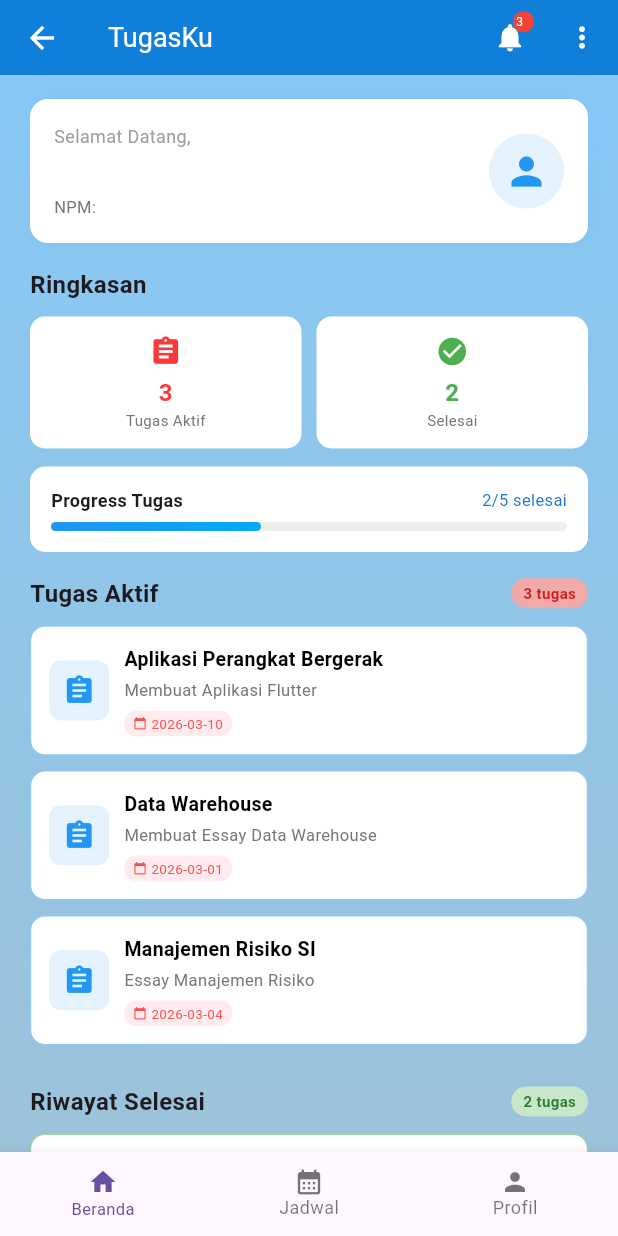
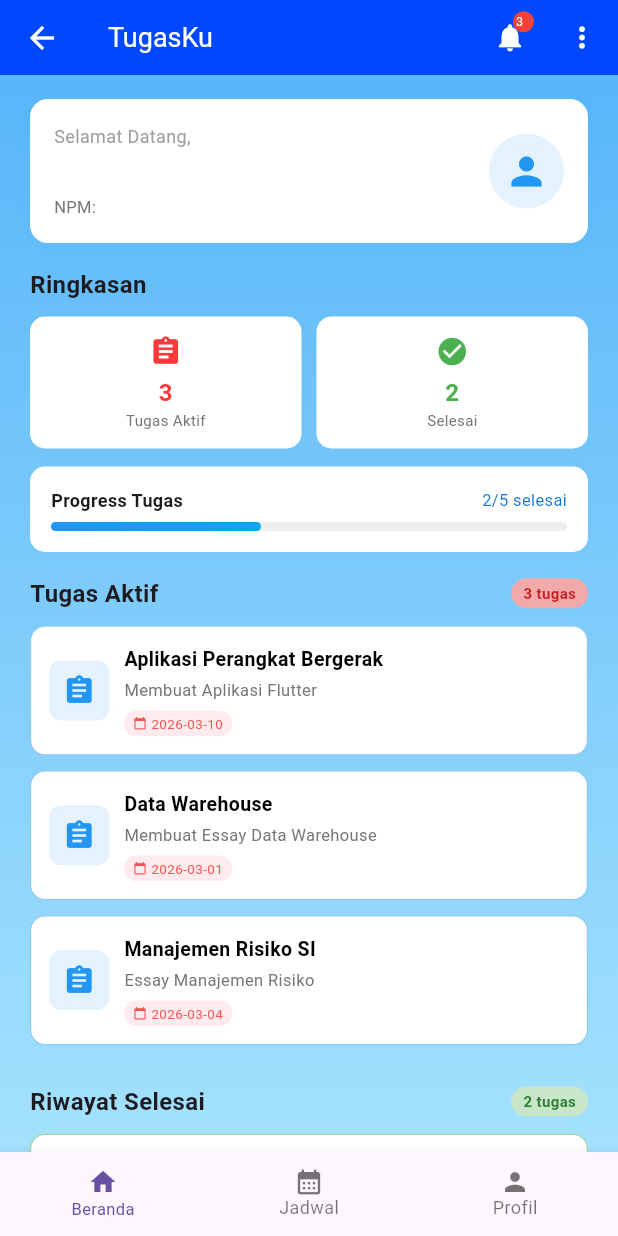
Before and after one commit to MathiusRonaldKJ/5230311050_MathiusRonaldKuncoroJati_Tugas3.4, a Flutter app: the HomePage screen opened directly with empty values, on a phone screen of 412 x 824 dp. Run offline on Flutter 3.47's test engine with Material 3 defaults, Android fonts, the phone set to English and light mode, and no system bars.

Commit message:
Update colors and gradients in home_page.dart

```diff
--- a/lib/pages/home_page.dart
+++ b/lib/pages/home_page.dart
@@ -102,8 +102,8 @@ class _HomePageState extends State<HomePage> {
     return Scaffold(
       appBar: AppBar(
         title: const Text('TugasKu', style: TextStyle(fontSize: 18)),
-        backgroundColor: const Color.fromARGB(255, 16, 127, 217),
-        foregroundColor: Colors.white,
+        backgroundColor: const Color.fromARGB(255, 0, 72, 255),
+        foregroundColor: const Color.fromARGB(255, 255, 255, 255),
         toolbarHeight: 50,
         actions: [
           Stack(
@@ -187,7 +187,7 @@ class _HomePageState extends State<HomePage> {
     return Container(
       decoration: BoxDecoration(
         gradient: LinearGradient(
-          colors: [const Color.fromARGB(255, 135, 200, 246), const Color.fromARGB(255, 156, 195, 218)],
+          colors: [const Color.fromARGB(255, 88, 182, 249), const Color.fromARGB(255, 164, 226, 254)],
           begin: Alignment.topCenter,
           end: Alignment.bottomCenter,
         ),
@@ -226,7 +226,7 @@ class _HomePageState extends State<HomePage> {
     return Container(
       decoration: BoxDecoration(
         gradient: LinearGradient(
-          colors: [const Color.fromARGB(255, 135, 200, 246), const Color.fromARGB(255, 127, 182, 211)],
+          colors: [const Color.fromARGB(255, 88, 182, 249), const Color.fromARGB(255, 164, 226, 254)],
           begin: Alignment.topCenter,
           end: Alignment.bottomCenter,
         ),
@@ -246,7 +246,7 @@ class _HomePageState extends State<HomePage> {
                       width: 150,
                       height: 150,
                       decoration: BoxDecoration(
-                        gradient: const LinearGradient(colors: [Colors.blue, Colors.blueAccent]),
+                        gradient: const LinearGradient(colors: [Color.fromARGB(255, 213, 213, 213), Color.fromARGB(255, 216, 216, 216)]),
                         shape: BoxShape.circle,
                         boxShadow: [BoxShadow(color: Colors.blue.withOpacity(0.3), blurRadius: 10)],
                       ),
@@ -293,7 +293,7 @@ class _HomePageState extends State<HomePage> {
                   style: OutlinedButton.styleFrom(
                     padding: const EdgeInsets.symmetric(horizontal: 20, vertical: 8),
                     shape: RoundedRectangleBorder(borderRadius: BorderRadius.circular(8)),
-                    side: BorderSide(color: Colors.blue.shade200),
+                    side: BorderSide(color: const Color.fromARGB(255, 0, 86, 156)),
                   ),
                 ),
                 const SizedBox(height: 16),
@@ -532,7 +532,7 @@ class _HomePageState extends State<HomePage> {
         icon: const Icon(Icons.add, color: Colors.white, size: 16),
         label: const Text('Tambah Tugas', style: TextStyle(color: Colors.white, fontWeight: FontWeight.bold, fontSize: 13)),
         style: ElevatedButton.styleFrom(
-          backgroundColor: Colors.blue,
+          backgroundColor: const Color.fromARGB(255, 52, 201, 2),
           padding: const EdgeInsets.symmetric(horizontal: 20, vertical: 10),
           shape: RoundedRectangleBorder(borderRadius: BorderRadius.circular(20)),
           elevation: 2,
```
